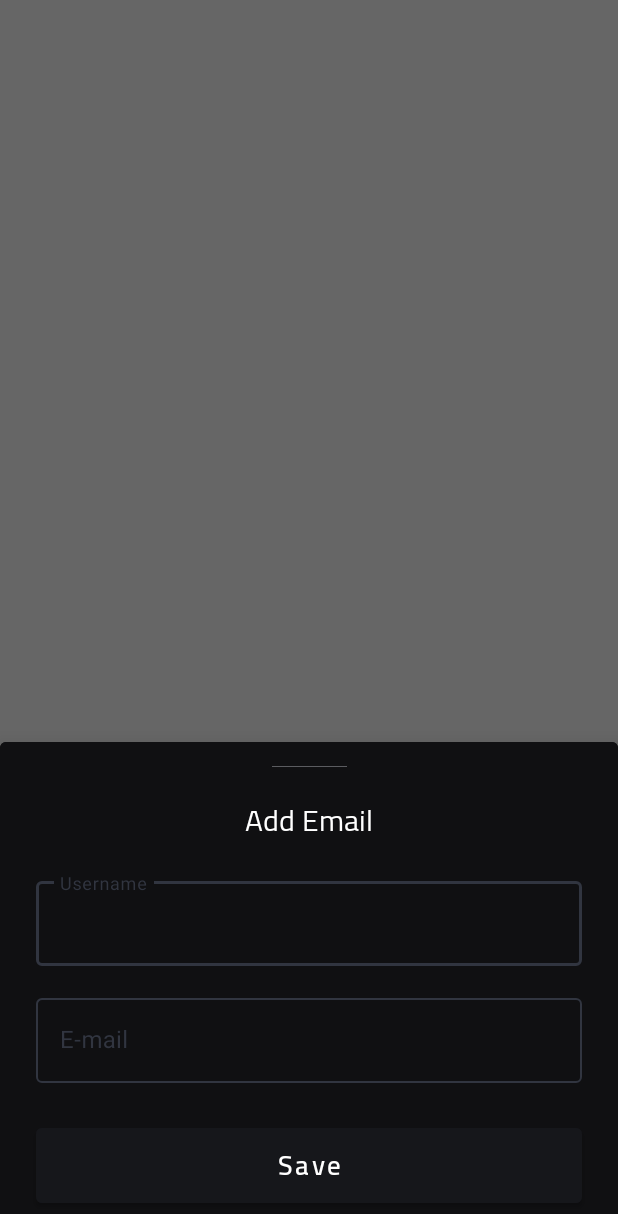
After one commit to Ibrahim-Mushtaha/Mail-Sender, an Android app: the fragment AddEmailDialog shown on its own in the app's theme, on a phone screen of 412 x 824 dp. The commit adds this screen. Shown: the top 1214 px of the screen. Run offline under Robolectric (Android 15) with nearby library versions, the phone set to English and light mode, and no system bars.

Commit message:
update ui & add Email Dialog

```diff
--- a/app/build.gradle
+++ b/app/build.gradle
@@ -57,6 +57,8 @@ dependencies {
 
     //facebook
     implementation 'com.facebook.android:facebook-android-sdk:4.0.0'
+    implementation 'com.github.tntkhang:gmail-sender-library:1.3.0'
+
 
     implementation 'androidx.navigation:navigation-fragment-ktx:2.3.2'
     implementation 'androidx.navigation:navigation-ui-ktx:2.3.2'
@@ -93,6 +95,10 @@ dependencies {
     kapt 'com.github.bumptech.glide:compiler:4.11.0'
 
 
+    implementation 'com.github.hamzaahmedkhan:KBottomNavigation:1.0.0'
+
+
+
     /*//dexter
     implementation 'com.github.jrvansuita:PickImage:2.2.4'
     implementation 'com.karumi:dexter:6.2.1'*/
--- /dev/null
+++ b/app/src/main/java/com/ix/ibrahim7/facebookintegration/ui/dialog/AddEmailDialog.kt
@@ -0,0 +1,49 @@
+package com.ix.ibrahim7.facebookintegration.ui.dialog
+
+import android.os.Bundle
+import android.util.Log
+import android.view.LayoutInflater
+import android.view.View
+import android.view.ViewGroup
+import android.view.WindowManager
+import com.google.android.material.bottomsheet.BottomSheetDialogFragment
+import com.ix.ibrahim7.facebookintegration.R
+
+class AddEmailDialog() : BottomSheetDialogFragment(){
+
+
+
+    override fun onCreateView(
+        inflater: LayoutInflater,
+        container: ViewGroup?,
+        savedInstanceState: Bundle?
+    ): View? {
+        dialog!!.requestWindowFeature(STYLE_NO_TITLE)
+        dialog!!.setCancelable(false)
+        return inflater.inflate(R.layout.dialog_add_email, container, false)
+    }
+
+    override fun onViewCreated(view: View, savedInstanceState: Bundle?) {
+        super.onViewCreated(view, savedInstanceState)
+
+
+    }
+
+    override fun onStart() {
+        super.onStart()
+        dialog?.window?.setLayout(
+            WindowManager.LayoutParams.MATCH_PARENT,
+            WindowManager.LayoutParams.WRAP_CONTENT
+        )
+
+    }
+
+
+
+    interface GoFragmentMessage {
+        fun onClick(type: Boolean)
+    }
+
+
+
+}
--- a/app/src/main/java/com/ix/ibrahim7/facebookintegration/ui/fragment/HomeFragment.kt
+++ b/app/src/main/java/com/ix/ibrahim7/facebookintegration/ui/fragment/HomeFragment.kt
@@ -1,16 +1,18 @@
 package com.ix.ibrahim7.facebookintegration.ui.fragment
 
-import android.graphics.drawable.Drawable
 import android.os.Bundle
 import android.view.LayoutInflater
 import android.view.View
 import android.view.ViewGroup
+import android.widget.Toast
 import androidx.fragment.app.Fragment
-import com.bumptech.glide.Glide
-import com.bumptech.glide.request.target.Target
+import com.facebook.FacebookSdk
+import com.facebook.share.widget.ShareDialog
+import com.github.tntkhang.gmailsenderlibrary.GMailSender
+import com.github.tntkhang.gmailsenderlibrary.GmailListener
 import com.ix.ibrahim7.facebookintegration.R
 import com.ix.ibrahim7.facebookintegration.databinding.FragmentHomeBinding
-import com.ix.ibrahim7.facebookintegration.util.Constant
+import com.ix.ibrahim7.facebookintegration.ui.dialog.AddEmailDialog
 import com.ix.ibrahim7.facebookintegration.util.Constant.USERID
 import com.ix.ibrahim7.facebookintegration.util.Constant.getSharePref
 import com.ix.ibrahim7.facebookintegration.util.Constant.setImage
@@ -20,7 +22,7 @@ class HomeFragment : Fragment() {
 
 
     lateinit var mbinding: FragmentHomeBinding
-
+    lateinit var shareDialog: ShareDialog
 
 
     override fun onCreateView(
@@ -28,6 +30,9 @@ class HomeFragment : Fragment() {
         container: ViewGroup?,
         savedInstanceState: Bundle?
     ): View? {
+        FacebookSdk.sdkInitialize(requireContext())
+        FacebookSdk.setApplicationId(getString(R.string.facebook_app_id))
+        FacebookSdk.setApplicationName(getString(R.string.fb_login_protocol_scheme))
         mbinding = FragmentHomeBinding.inflate(inflater, container, false).apply {
             executePendingBindings()
         }
@@ -38,6 +43,33 @@ class HomeFragment : Fragment() {
     override fun onViewCreated(view: View, savedInstanceState: Bundle?) {
         getImage(getSharePref(requireContext()).getString(USERID,"")!!)
 
+        shareDialog = ShareDialog(requireActivity())
+
+        mbinding.btnClick.setOnClickListener {
+            AddEmailDialog().show(childFragmentManager,"")
+            /*GMailSender.withAccount("ibrahim.mushtaha2@gmail.com", "Ibrahim6070$")
+                .withTitle("Android app")
+                .withBody("test message")
+                .withSender("ibrahim.mushtaha2@gmail.com")
+                .toEmailAddress("ibrahim.mushtaha1999@gmail.com") // one or multiple addresses separated by a comma
+                .withListenner(object : GmailListener {
+                    override fun sendSuccess() {
+                        Toast.makeText(requireContext(), "Success", Toast.LENGTH_SHORT).show()
+                    }
+
+                    override fun sendFail(err: String) {
+                        Toast.makeText(requireContext(), "Fail: $err", Toast.LENGTH_SHORT).show()
+                    }
+                })
+                .send()*/
+
+
+            /*val content =
+                ShareLinkContent.Builder()
+                    .setContentUrl(Uri.parse("shareContentUrl"))
+                    .build()
+            shareDialog.show(content)*/
+        }
 
         super.onViewCreated(view, savedInstanceState)
     }
--- /dev/null
+++ b/app/src/main/res/color/box_input_text_color.xml
@@ -0,0 +1,5 @@
+<?xml version="1.0" encoding="utf-8"?>
+<selector xmlns:android="http://schemas.android.com/apk/res/android">
+    <item android:color="@color/box_color" android:state_focused="false"/>
+    <item android:color="@color/box_color" android:state_focused="true" />
+</selector>
--- /dev/null
+++ b/app/src/main/res/drawable/shape_background_dialog.xml
@@ -0,0 +1,8 @@
+<?xml version="1.0" encoding="utf-8"?>
+<shape xmlns:android="http://schemas.android.com/apk/res/android"
+    android:shape="rectangle">
+
+    <solid android:color="@color/background_color"/>
+    <corners android:topLeftRadius="4dp" android:topRightRadius="4dp"/>
+
+</shape>
--- /dev/null
+++ b/app/src/main/res/drawable/shape_curser.xml
@@ -0,0 +1,5 @@
+<?xml version="1.0" encoding="utf-8"?>
+<shape  xmlns:android="http://schemas.android.com/apk/res/android">
+    <size android:width="4dp"/>
+    <solid android:color="@color/green"/>
+</shape>
--- /dev/null
+++ b/app/src/main/res/layout/dialog_add_email.xml
@@ -0,0 +1,118 @@
+<?xml version="1.0" encoding="utf-8"?>
+<androidx.constraintlayout.widget.ConstraintLayout xmlns:android="http://schemas.android.com/apk/res/android"
+    xmlns:app="http://schemas.android.com/apk/res-auto"
+    xmlns:tools="http://schemas.android.com/tools"
+    android:layout_width="match_parent"
+    android:layout_height="wrap_content"
+    android:layout_marginBottom="4dp"
+    android:background="@drawable/shape_background_dialog"
+    android:elevation="2dp"
+    android:paddingBottom="16dp">
+
+
+    <TextView
+        android:id="@+id/textView2"
+        android:layout_width="wrap_content"
+        android:layout_height="wrap_content"
+        android:layout_marginTop="16dp"
+        android:fontFamily="@font/cairo_regular"
+        android:text="Add Email"
+        android:textColor="@color/white"
+        android:textSize="20dp"
+        app:layout_constraintEnd_toEndOf="parent"
+        app:layout_constraintStart_toStartOf="parent"
+        app:layout_constraintTop_toBottomOf="@+id/view" />
+
+    <View
+        android:id="@+id/view"
+        android:layout_width="50dp"
+        android:layout_height="0.8dp"
+        android:layout_marginTop="16dp"
+        android:background="@color/secondery_hint"
+        app:layout_constraintEnd_toEndOf="@+id/textView2"
+        app:layout_constraintStart_toStartOf="@+id/textView2"
+        app:layout_constraintTop_toTopOf="parent" />
+
+
+    <com.google.android.material.textfield.TextInputLayout
+        android:id="@+id/txtLayoutName"
+        style="@style/Widget.MaterialComponents.TextInputLayout.OutlinedBox"
+        android:layout_width="0dp"
+        android:layout_height="wrap_content"
+       android:layout_marginTop="16sp"
+        android:layout_marginStart="24sp"
+        android:layout_marginEnd="24sp"
+        android:textColorHint="@color/box_input_text_color"
+        app:boxStrokeColor="@color/box_input_text_color"
+        app:hintTextColor="@color/box_input_text_color"
+        app:layout_constraintEnd_toEndOf="parent"
+        app:layout_constraintHorizontal_bias="0.5"
+        app:layout_constraintStart_toStartOf="parent"
+        app:layout_constraintTop_toBottomOf="@+id/textView2">
+
+        <com.google.android.material.textfield.TextInputEditText
+            android:id="@+id/txtName"
+            android:layout_width="match_parent"
+            android:layout_height="match_parent"
+            android:hint="Username"
+            android:textColorHint="@color/box_color"
+            android:textCursorDrawable="@drawable/shape_curser"
+            android:imeOptions="actionNext"
+            android:maxLines="1"
+            android:singleLine="true"
+            android:textColor="@color/white" />
+    </com.google.android.material.textfield.TextInputLayout>
+
+
+    <com.google.android.material.textfield.TextInputLayout
+        android:id="@+id/txtLayoutEmail"
+        style="@style/Widget.MaterialComponents.TextInputLayout.OutlinedBox"
+        android:layout_width="0dp"
+        android:layout_height="wrap_content"
+        android:layout_marginTop="16sp"
+        android:layout_marginStart="24sp"
+        android:layout_marginEnd="24sp"
+        android:textColorHint="@color/box_input_text_color"
+        app:boxStrokeColor="@color/box_input_text_color"
+        app:hintTextColor="@color/box_input_text_color"
+        app:layout_constraintEnd_toEndOf="parent"
+        app:layout_constraintHorizontal_bias="0.5"
+        app:layout_constraintStart_toStartOf="parent"
+        app:layout_constraintTop_toBottomOf="@+id/txtLayoutName">
+
+        <com.google.android.material.textfield.TextInputEditText
+            android:id="@+id/txtEmail"
+            android:layout_width="match_parent"
+            android:layout_height="match_parent"
+            android:hint="E-mail"
+            android:textColorHint="@color/box_color"
+            android:textCursorDrawable="@drawable/shape_curser"
+            android:imeOptions="actionDone"
+            android:maxLines="1"
+            android:singleLine="true"
+            android:textColor="@color/white" />
+    </com.google.android.material.textfield.TextInputLayout>
+
+    <com.google.android.material.button.MaterialButton
+        android:id="@+id/btn_Save"
+        android:layout_width="match_parent"
+        android:layout_height="62dp"
+        android:layout_marginStart="24sp"
+        android:layout_marginTop="24sp"
+        android:layout_marginEnd="24sp"
+        android:backgroundTint="@color/secondery_background_color"
+        android:fontFamily="@font/cairo_semibold"
+        android:text="Save"
+        android:textAllCaps="false"
+        android:textColor="@android:color/white"
+        android:textSize="18dp"
+        android:textStyle="bold"
+        app:cornerRadius="4dp"
+        style="@style/focusInClick"
+        app:layout_constraintEnd_toEndOf="parent"
+        app:layout_constraintHorizontal_bias="0.5"
+        app:layout_constraintStart_toStartOf="parent"
+        app:layout_constraintTop_toBottomOf="@+id/txtLayoutEmail" />
+
+
+</androidx.constraintlayout.widget.ConstraintLayout>
--- a/app/src/main/res/layout/fragment_home.xml
+++ b/app/src/main/res/layout/fragment_home.xml
@@ -38,5 +38,17 @@
           app:layout_constraintTop_toTopOf="@+id/textView2" />
 
 
+      <Button
+          android:id="@+id/btn_click"
+          android:layout_width="0dp"
+          android:layout_height="56dp"
+          android:layout_margin="24sp"
+          android:text="send"
+          android:layout_marginBottom="16dp"
+          app:layout_constraintBottom_toBottomOf="parent"
+          app:layout_constraintEnd_toEndOf="parent"
+          app:layout_constraintHorizontal_bias="0.498"
+          app:layout_constraintStart_toStartOf="parent" />
+
    </androidx.constraintlayout.widget.ConstraintLayout>
 </layout>
--- a/app/src/main/res/layout/fragment_splash.xml
+++ b/app/src/main/res/layout/fragment_splash.xml
@@ -15,9 +15,9 @@
 
         <ImageView
             android:id="@+id/imgSplashLogo"
-            android:layout_width="120dp"
-            android:layout_height="120dp"
-            android:src="@drawable/ic_logo"
+            android:layout_width="96dp"
+            android:layout_height="96dp"
+            android:src="@drawable/ic_welcome_logo"
             app:layout_constraintBottom_toBottomOf="parent"
             app:layout_constraintEnd_toEndOf="parent"
             app:layout_constraintHorizontal_bias="0.497"
--- a/app/src/main/res/values-night/themes.xml
+++ b/app/src/main/res/values-night/themes.xml
@@ -12,5 +12,29 @@
         <!-- Status bar color. -->
         <item name="android:statusBarColor" tools:targetApi="l">@android:color/white</item>
         <!-- Customize your theme here. -->
+        <item name="bottomSheetDialogTheme">@style/AppBottomSheetDialogTheme</item>
     </style>
+
+
+    <style name="Dialog_Animation">
+        <item name="android:windowEnterAnimation">@anim/slide_up</item>
+        <item name="android:windowExitAnimation">@anim/slide_down</item>
+    </style>
+
+
+    <style name="AppBottomSheetDialogTheme"
+        parent="Theme.Design.Light.BottomSheetDialog">
+        <item name="bottomSheetStyle">@style/AppModalStyle</item>
+    </style>
+
+    <style name="AppModalStyle"
+        parent="Widget.Design.BottomSheet.Modal">
+        <item name="android:background">@drawable/shape_background_dialog</item>
+    </style>
+
+    <style name="focusInClick">
+        <item name="android:clickable">true</item>
+        <item name="android:focusable">true</item>
+    </style>
+
 </resources>
--- a/app/src/main/res/values/colors.xml
+++ b/app/src/main/res/values/colors.xml
@@ -7,6 +7,12 @@
     <color name="teal_700">#FF018786</color>
     <color name="black">#FF000000</color>
     <color name="white">#FFFFFFFF</color>
-    <color name="background_color">#121212</color>
-    <color name="hint_text">#969696</color>
+
+
+    <color name="background_color">#101012</color>
+    <color name="hint_text">#606771</color>
+    <color name="secondery_background_color">#16171B</color>
+    <color name="green">#00DCA7</color>
+    <color name="secondery_hint">#5B5C60</color>
+    <color name="box_color">#313540</color>
 </resources>
--- a/app/src/main/res/values/themes.xml
+++ b/app/src/main/res/values/themes.xml
@@ -12,14 +12,30 @@
         <!-- Status bar color. -->
         <item name="android:statusBarColor" tools:targetApi="l">@android:color/white</item>
         <!-- Customize your theme here. -->
+        <item name="bottomSheetDialogTheme">@style/AppBottomSheetDialogTheme</item>
     </style>
 
-    <!--<style name="FacebookLoginButton">
-        <item name="android:textSize">16sp</item>
-        <item name="android:background">@drawable/facebook_signin_btn</item>
-        <item name="android:layout_marginTop">10dp</item>
-        <item name="android:layout_marginBottom">10dp</item>
-        <item name="android:layout_gravity">center_horizontal</item>
-    </style>-->
+
+    <style name="Dialog_Animation">
+        <item name="android:windowEnterAnimation">@anim/slide_up</item>
+        <item name="android:windowExitAnimation">@anim/slide_down</item>
+    </style>
+
+
+    <style name="AppBottomSheetDialogTheme"
+        parent="Theme.Design.Light.BottomSheetDialog">
+        <item name="bottomSheetStyle">@style/AppModalStyle</item>
+    </style>
+
+    <style name="AppModalStyle"
+        parent="Widget.Design.BottomSheet.Modal">
+        <item name="android:background">@drawable/shape_background_dialog</item>
+    </style>
+
+
+    <style name="focusInClick">
+        <item name="android:clickable">true</item>
+        <item name="android:focusable">true</item>
+    </style>
 
 </resources>
```
